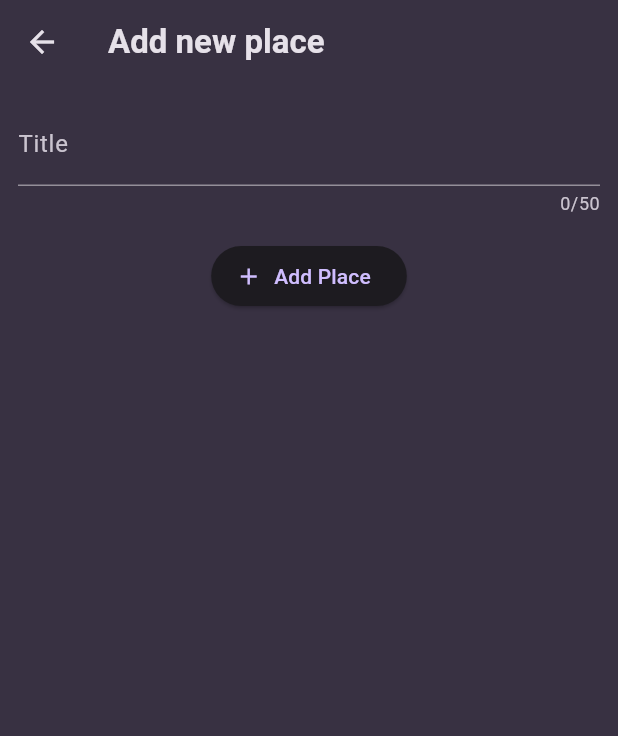
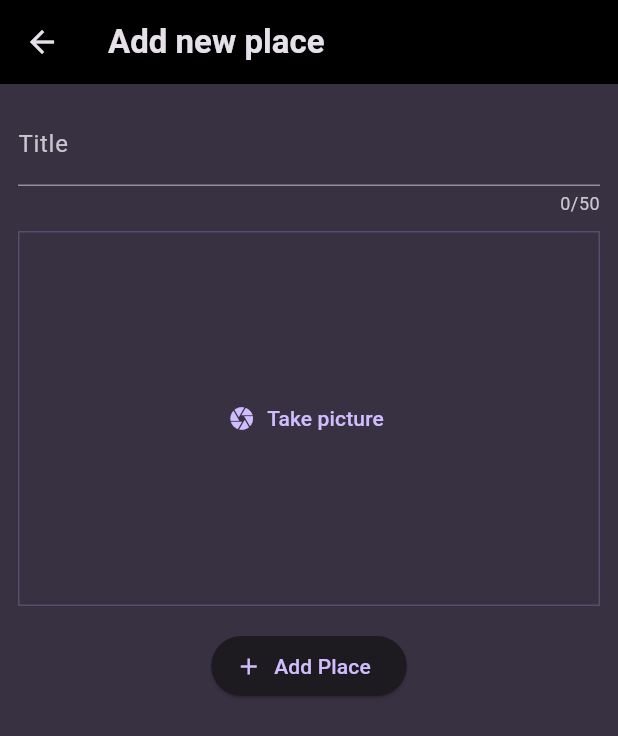
Before and after one commit to Shahmahdi/favorite_places_flutter, a Flutter app: the AddPlaceScreen screen opened directly, on a phone screen of 412 x 824 dp. Shown: the top 736 px of the screen. Run offline on Flutter 3.47's test engine with Material 3 defaults, Android fonts, the phone set to English and light mode, and no system bars; our stand-ins replace flutter_riverpod, google_fonts, image_picker.

Commit message:
image picker library add, image picker field add in form

```diff
--- a/lib/main.dart
+++ b/lib/main.dart
@@ -20,6 +20,9 @@
 final theme = ThemeData().copyWith(
   colorScheme: kColorScheme,
   scaffoldBackgroundColor: kColorScheme.surface,
+  appBarTheme: const AppBarTheme(
+    color: Colors.black
+  ),
   textTheme: GoogleFonts.ubuntuCondensedTextTheme().copyWith(
     titleSmall: GoogleFonts.ubuntuCondensed(
       fontWeight: FontWeight.bold,
--- a/lib/models/place.dart
+++ b/lib/models/place.dart
@@ -1,3 +1,4 @@
+import 'dart:io';
 import 'package:uuid/uuid.dart';
 
 const uuid = Uuid();
@@ -5,8 +6,10 @@ const uuid = Uuid();
 class Place {
   Place({
     required this.title,
+    required this.image,
   }) : id = uuid.v4();
 
   final String id;
   final String title;
+  final File image;
 }
--- a/lib/screens/add_place.dart
+++ b/lib/screens/add_place.dart
@@ -1,5 +1,8 @@
+import 'dart:io';
+
 import 'package:favorite_places_flutter/models/place.dart';
 import 'package:favorite_places_flutter/providers/favorite_places_provider.dart';
+import 'package:favorite_places_flutter/widgets/image_picker.dart';
 import 'package:flutter/material.dart';
 import 'package:flutter_riverpod/flutter_riverpod.dart';
 
@@ -15,14 +18,18 @@ class AddPlaceScreen extends ConsumerStatefulWidget {
 class _AddPlace extends ConsumerState<AddPlaceScreen> {
   final _formKey = GlobalKey<FormState>();
   var _enteredTitle = "";
+  File? _selectedImage;
 
   void _savePlace() {
     if (_formKey.currentState!.validate()) {
       _formKey.currentState!.save();
+      if (_selectedImage == null) {
+        return;
+      }
+      final newPlace = Place(title: _enteredTitle, image: _selectedImage!);
+      ref.read(favoritePlacesProvider.notifier).addNewPlace(newPlace);
+      Navigator.of(context).pop();
     }
-    final newPlace = Place(title: _enteredTitle);
-    ref.read(favoritePlacesProvider.notifier).addNewPlace(newPlace);
-    Navigator.of(context).pop();
   }
 
   @override
@@ -58,6 +65,12 @@ class _AddPlace extends ConsumerState<AddPlaceScreen> {
                   _enteredTitle = newValue!;
                 },
               ),
+              const SizedBox(height: 10),
+              ImagePickerInput(
+                onPickImage: (image) {
+                  _selectedImage = image;
+                },
+              ),
               const SizedBox(height: 16),
               ElevatedButton.icon(
                 onPressed: _savePlace,
--- /dev/null
+++ b/lib/widgets/image_picker.dart
@@ -0,0 +1,68 @@
+import 'dart:io';
+
+import 'package:flutter/material.dart';
+import 'package:image_picker/image_picker.dart';
+
+class ImagePickerInput extends StatefulWidget {
+  const ImagePickerInput({super.key, required this.onPickImage});
+
+  final void Function(File image) onPickImage;
+
+  @override
+  State<ImagePickerInput> createState() {
+    return _ImagePickerInput();
+  }
+}
+
+class _ImagePickerInput extends State<ImagePickerInput> {
+  File? _selectedImage;
+
+  void _takePicture() async {
+    final imagePicker = ImagePicker();
+    final pickedImage = await imagePicker.pickImage(
+      source: ImageSource.camera,
+      maxWidth: 600,
+    );
+    if (pickedImage == null) {
+      return;
+    }
+    setState(() {
+      _selectedImage = File(pickedImage.path);
+    });
+    widget.onPickImage(_selectedImage!);
+  }
+
+  @override
+  Widget build(BuildContext context) {
+    Widget content = TextButton.icon(
+      onPressed: _takePicture,
+      label: const Text("Take picture"),
+      icon: const Icon(Icons.camera),
+    );
+
+    if (_selectedImage != null) {
+      content = GestureDetector(
+        onTap: _takePicture,
+        child: Image.file(
+          _selectedImage!,
+          fit: BoxFit.cover,
+          width: double.infinity,
+          height: double.infinity,
+        ),
+      );
+    }
+
+    return Container(
+      width: double.infinity,
+      height: 250,
+      decoration: BoxDecoration(
+        border: Border.all(
+          width: 1,
+          color: Theme.of(context).colorScheme.primary.withOpacity(0.2),
+        ),
+      ),
+      alignment: Alignment.center,
+      child: content,
+    );
+  }
+}
--- a/pubspec.yaml
+++ b/pubspec.yaml
@@ -38,6 +38,7 @@ dependencies:
   google_fonts: ^6.2.1
   flutter_riverpod: ^2.5.1
   uuid: ^4.4.2
+  image_picker: ^1.1.2
 
 dev_dependencies:
   flutter_test:
```
Also changed, not shown: lib/screens/place_details.dart (+9 -10 lines), lib/widgets/place_item.dart (+10 -1 lines), pubspec.lock, 7 other files.
